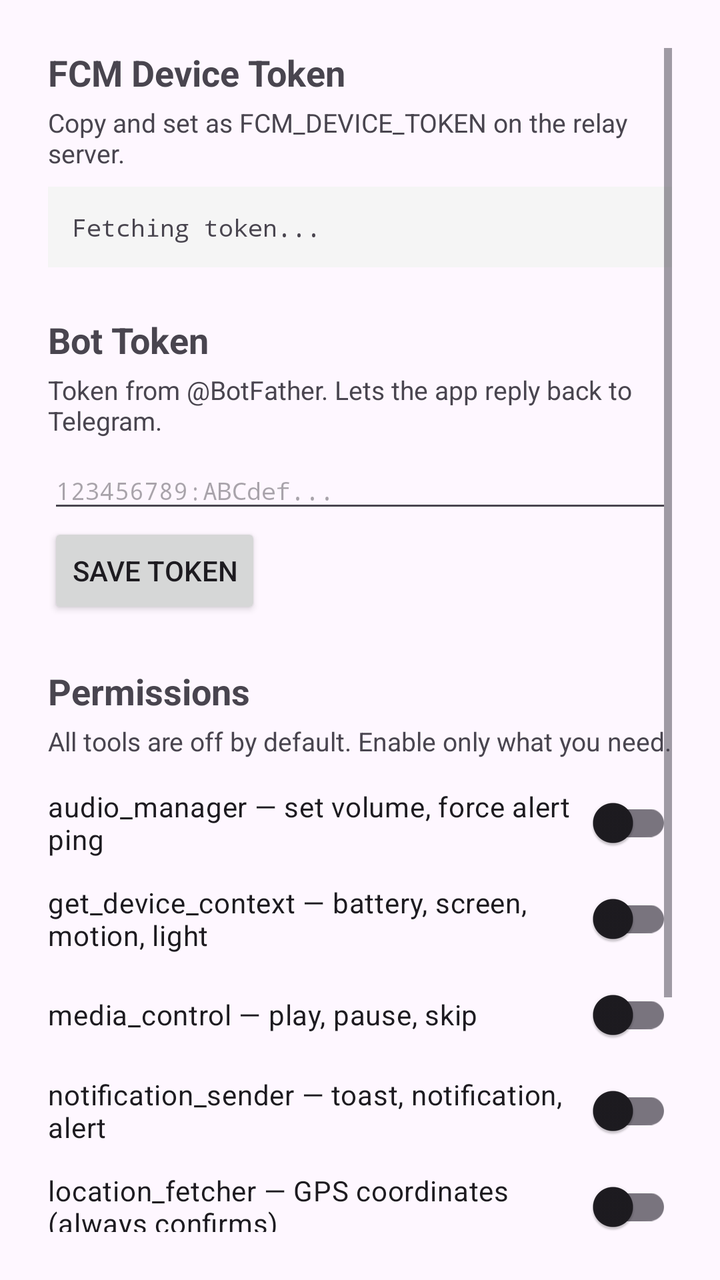
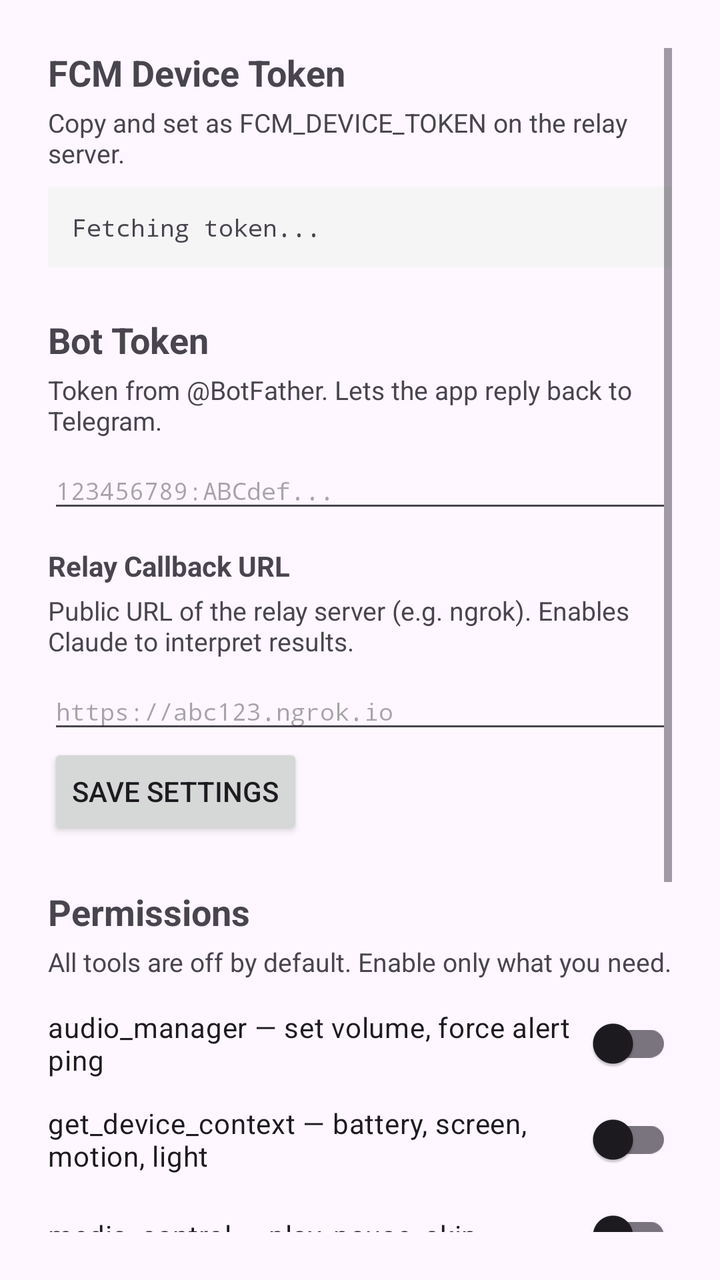

Compare the two renders of this Android layout. The source of the first and the diff that turns it into the second are given below.
<!-- AndroidManifest.xml: application theme Theme.TelegramClaw -->
<!-- res/layout/activity_main.xml -->
<?xml version="1.0" encoding="utf-8"?>
<ScrollView xmlns:android="http://schemas.android.com/apk/res/android"
    android:id="@+id/main"
    android:layout_width="match_parent"
    android:layout_height="match_parent"
    android:padding="24dp">

    <LinearLayout
        android:layout_width="match_parent"
        android:layout_height="wrap_content"
        android:orientation="vertical">

        

        <TextView
            android:layout_width="match_parent"
            android:layout_height="wrap_content"
            android:text="FCM Device Token"
            android:textSize="18sp"
            android:textStyle="bold"
            android:paddingBottom="4dp" />

        <TextView
            android:layout_width="match_parent"
            android:layout_height="wrap_content"
            android:text="Copy and set as FCM_DEVICE_TOKEN on the relay server."
            android:textSize="13sp"
            android:paddingBottom="8dp" />

        <TextView
            android:id="@+id/token_text"
            android:layout_width="match_parent"
            android:layout_height="wrap_content"
            android:text="Fetching token..."
            android:textIsSelectable="true"
            android:fontFamily="monospace"
            android:textSize="12sp"
            android:background="#F5F5F5"
            android:padding="12dp" />

        

        <TextView
            android:layout_width="match_parent"
            android:layout_height="wrap_content"
            android:text="Bot Token"
            android:textSize="18sp"
            android:textStyle="bold"
            android:paddingTop="24dp"
            android:paddingBottom="4dp" />

        <TextView
            android:layout_width="match_parent"
            android:layout_height="wrap_content"
            android:text="Token from @BotFather. Lets the app reply back to Telegram."
            android:textSize="13sp"
            android:paddingBottom="8dp" />

        <EditText
            android:id="@+id/edit_bot_token"
            android:layout_width="match_parent"
            android:layout_height="wrap_content"
            android:hint="123456789:ABCdef..."
            android:inputType="textVisiblePassword"
            android:fontFamily="monospace"
            android:textSize="12sp"
            android:paddingBottom="8dp" />

        <Button
            android:id="@+id/btn_save_bot_token"
            android:layout_width="wrap_content"
            android:layout_height="wrap_content"
            android:text="Save Token" />

        

        <TextView
            android:layout_width="match_parent"
            android:layout_height="wrap_content"
            android:text="Permissions"
            android:textSize="18sp"
            android:textStyle="bold"
            android:paddingTop="24dp"
            android:paddingBottom="4dp" />

        <TextView
            android:layout_width="match_parent"
            android:layout_height="wrap_content"
            android:text="All tools are off by default. Enable only what you need."
            android:textSize="13sp"
            android:paddingBottom="12dp" />

        <androidx.appcompat.widget.SwitchCompat
            android:id="@+id/switch_audio_manager"
            android:layout_width="match_parent"
            android:layout_height="wrap_content"
            android:text="audio_manager — set volume, force alert ping"
            android:paddingBottom="8dp" />

        <androidx.appcompat.widget.SwitchCompat
            android:id="@+id/switch_get_device_context"
            android:layout_width="match_parent"
            android:layout_height="wrap_content"
            android:text="get_device_context — battery, screen, motion, light"
            android:paddingBottom="8dp" />

        <androidx.appcompat.widget.SwitchCompat
            android:id="@+id/switch_media_control"
            android:layout_width="match_parent"
            android:layout_height="wrap_content"
            android:text="media_control — play, pause, skip"
            android:paddingBottom="8dp" />

        <androidx.appcompat.widget.SwitchCompat
            android:id="@+id/switch_notification_sender"
            android:layout_width="match_parent"
            android:layout_height="wrap_content"
            android:text="notification_sender — toast, notification, alert"
            android:paddingBottom="8dp" />

        <androidx.appcompat.widget.SwitchCompat
            android:id="@+id/switch_location_fetcher"
            android:layout_width="match_parent"
            android:layout_height="wrap_content"
            android:text="location_fetcher — GPS coordinates (always confirms)"
            android:paddingBottom="8dp" />

        <androidx.appcompat.widget.SwitchCompat
            android:id="@+id/switch_camera_capture"
            android:layout_width="match_parent"
            android:layout_height="wrap_content"
            android:text="camera_capture — take a photo (always confirms)"
            android:paddingBottom="8dp" />

        

        <LinearLayout
            android:layout_width="match_parent"
            android:layout_height="wrap_content"
            android:orientation="horizontal"
            android:paddingTop="24dp"
            android:paddingBottom="8dp">

            <TextView
                android:layout_width="0dp"
                android:layout_height="wrap_content"
                android:layout_weight="1"
                android:text="Audit Log"
                android:textSize="18sp"
                android:textStyle="bold" />

            <Button
                android:id="@+id/btn_refresh_log"
                android:layout_width="wrap_content"
                android:layout_height="wrap_content"
                android:text="Refresh" />

        </LinearLayout>

        <TextView
            android:id="@+id/audit_log_text"
            android:layout_width="match_parent"
            android:layout_height="wrap_content"
            android:text="No entries yet."
            android:fontFamily="monospace"
            android:textSize="11sp"
            android:background="#F5F5F5"
            android:padding="12dp" />

    </LinearLayout>

</ScrollView>
<!-- resources referenced by this layout -->
<resources>
  <style name="Theme.TelegramClaw" parent="Base.Theme.TelegramClaw" />
  <style name="Base.Theme.TelegramClaw" parent="Theme.Material3.DayNight.NoActionBar">
          
          
      </style>
</resources>

<!-- the commit's change to res/layout/activity_main.xml (unified diff, before → after) -->
@@ -66,11 +66,37 @@
             android:textSize="12sp"
             android:paddingBottom="8dp" />
 
+        <TextView
+            android:layout_width="match_parent"
+            android:layout_height="wrap_content"
+            android:text="Relay Callback URL"
+            android:textSize="14sp"
+            android:textStyle="bold"
+            android:paddingTop="12dp"
+            android:paddingBottom="4dp" />
+
+        <TextView
+            android:layout_width="match_parent"
+            android:layout_height="wrap_content"
+            android:text="Public URL of the relay server (e.g. ngrok). Enables Claude to interpret results."
+            android:textSize="13sp"
+            android:paddingBottom="8dp" />
+
+        <EditText
+            android:id="@+id/edit_relay_url"
+            android:layout_width="match_parent"
+            android:layout_height="wrap_content"
+            android:hint="https://abc123.ngrok.io"
+            android:inputType="textUri"
+            android:fontFamily="monospace"
+            android:textSize="12sp"
+            android:paddingBottom="8dp" />
+
         <Button
             android:id="@+id/btn_save_bot_token"
             android:layout_width="wrap_content"
             android:layout_height="wrap_content"
-            android:text="Save Token" />
+            android:text="Save Settings" />
 
         
 
